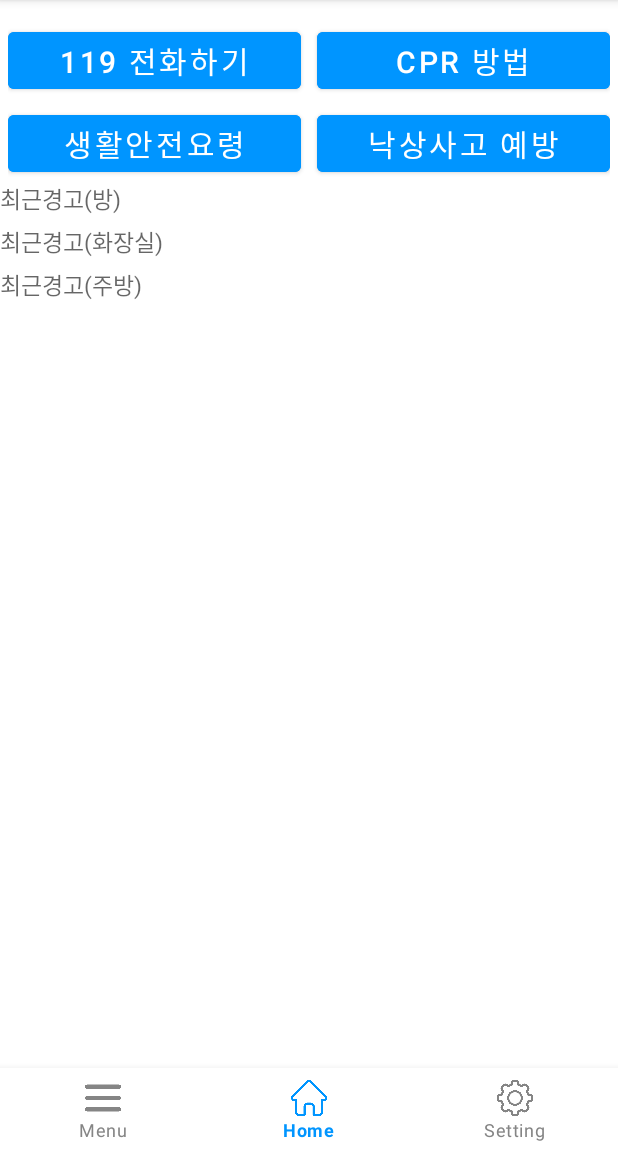
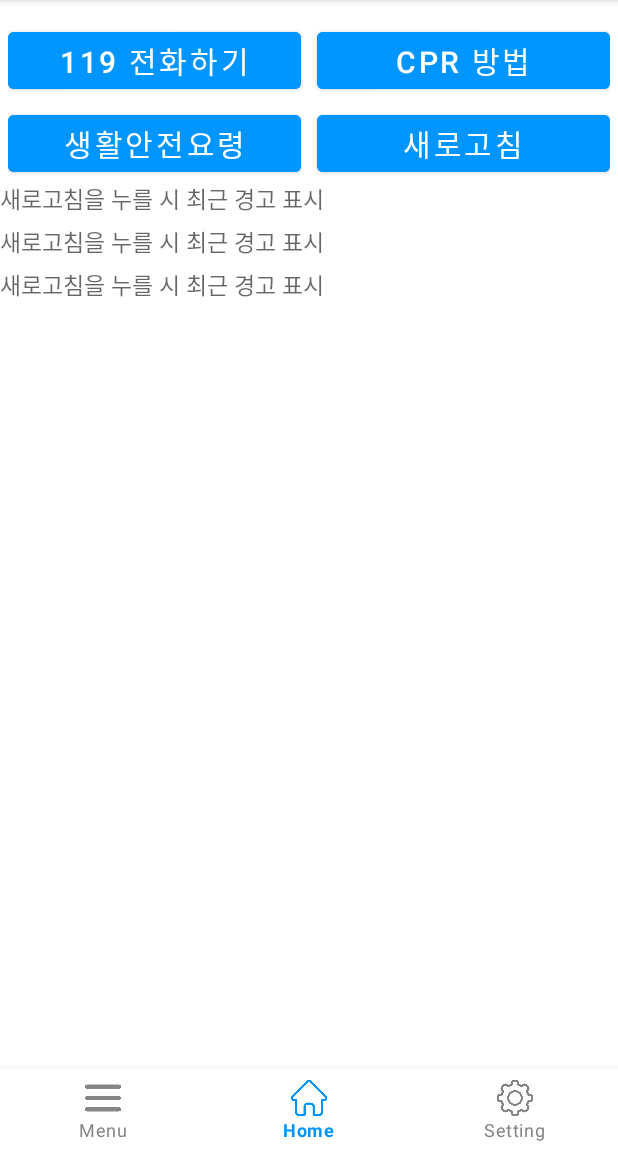
Before and after one commit to Sulfur-Parrot/senier_project, an Android app: the HomeFragment screen opened directly, with no data from a screen before it, on a phone screen of 412 x 824 dp, the part 84-1236 px from its top. Run offline under Robolectric (Android 15) with nearby library versions, the phone set to English and light mode, and no system bars; network calls fail.

Commit message:
home_03
불안정한 시간 표시: 시간이 들어온 그 순간에 누르지 않으면 표시되지 않음

```diff
--- a/app/src/main/java/com/example/smarthomeapp/HomeFragment.java
+++ b/app/src/main/java/com/example/smarthomeapp/HomeFragment.java
@@ -6,20 +6,24 @@ import android.os.Bundle;
 
 import androidx.fragment.app.Fragment;
 
+import android.util.Log;
 import android.view.LayoutInflater;
 import android.view.View;
 import android.view.ViewGroup;
 import android.widget.Button;
 import android.widget.TextView;
 
+import java.util.Objects;
+
 
 public class HomeFragment extends Fragment {
     public View onCreateView(LayoutInflater inflater, ViewGroup container, Bundle savedInstanceState) {
+        Log.d("프래그먼트", "홈 프래그먼트 실행");
         ViewGroup rootView = (ViewGroup) inflater.inflate(R.layout.fragment_home, container, false);
 
-        String roomAl, toiletAl, kitchenAl;
-        Button btn_119, btn_cpr, btn_safety, btn_fall;
+        Button btn_119, btn_cpr, btn_safety, btn_refresh;
         TextView alert_room, alert_toilet, alert_kitchen;
+        String[] alerts = new String[3];
 
         alert_room = rootView.findViewById(R.id.alert_room);
         alert_toilet = rootView.findViewById(R.id.alert_toilet);
@@ -28,17 +32,16 @@ public class HomeFragment extends Fragment {
         btn_119 = (Button) rootView.findViewById(R.id.btn_119);
         btn_cpr = (Button) rootView.findViewById(R.id.btn_cpr);
         btn_safety = (Button) rootView.findViewById(R.id.btn_safety);
-        btn_fall = (Button) rootView.findViewById(R.id.btn_fall);
+        btn_refresh = (Button) rootView.findViewById(R.id.btn_refresh);
 
-        /*
-        roomAl = this.getArguments().getString("roomAlert");
-        toiletAl = this.getArguments().getString("toiletAlert");
-        kitchenAl = this.getArguments().getString("toiletAlert");
+        alerts[0] = "방: " + getArguments().getString("roomAlert");
+        alerts[1] = "화장실: " + getArguments().getString("toiletAlert");
+        alerts[2] = "주방: " + getArguments().getString("kitchenAlert");
 
-        alert_room.setText(roomAl);
-        alert_toilet.setText(toiletAl);
-        alert_kitchen.setText(kitchenAl);
-        */
+        if(!alerts[0].equals("방: null")) alert_room.setText(alerts[0]);
+        if(!alerts[1].equals("화장실: null")) alert_toilet.setText(alerts[1]);
+        if(!alerts[2].equals("주방: null")) alert_kitchen.setText(alerts[2]);
+        Log.d("프래그먼트", "프래그먼트로 값 들어옴");
 
         btn_119.setOnClickListener(new View.OnClickListener() {
             @Override
@@ -56,7 +59,7 @@ public class HomeFragment extends Fragment {
             }
         });
 
-        btn_fall.setOnClickListener(new View.OnClickListener() {
+        btn_safety.setOnClickListener(new View.OnClickListener() {
             @Override
             public void onClick(View v) {
                 Intent fall = new Intent(Intent.ACTION_VIEW, Uri.parse("https://easylaw.go.kr/CSP/CnpClsMainBtr.laf?popMenu=ov&csmSeq=690&ccfNo=2&cciNo=1&cnpClsNo=1"));
@@ -64,11 +67,16 @@ public class HomeFragment extends Fragment {
             }
         });
 
-        btn_safety.setOnClickListener(new View.OnClickListener() {
+        btn_refresh.setOnClickListener(new View.OnClickListener() {
             @Override
             public void onClick(View v) {
-                Intent safety = new Intent(Intent.ACTION_VIEW, Uri.parse("https://www.safekorea.go.kr/idsiSFK/neo/sfk/cs/contents/prevent/SDIJKM5138_LIST.html?menuSeq=128"));
-                startActivity(safety);
+                alerts[0] = "방: " + getArguments().getString("roomAlert");
+                alerts[1] = "화장실: " + getArguments().getString("toiletAlert");
+                alerts[2] = "주방: " + getArguments().getString("kitchenAlert");
+
+                if(!alerts[0].equals("방: null")) alert_room.setText(alerts[0]);
+                if(!alerts[1].equals("화장실: null")) alert_toilet.setText(alerts[1]);
+                if(!alerts[2].equals("주방: null")) alert_kitchen.setText(alerts[2]);
             }
         });
 
--- a/app/src/main/java/com/example/smarthomeapp/MainActivity.java
+++ b/app/src/main/java/com/example/smarthomeapp/MainActivity.java
@@ -4,26 +4,18 @@ import androidx.annotation.NonNull;
 import androidx.annotation.RequiresApi;
 import androidx.appcompat.app.AppCompatActivity;
 import androidx.fragment.app.Fragment;
+import androidx.fragment.app.FragmentManager;
+import androidx.fragment.app.FragmentTransaction;
 
-import android.app.Activity;
 import android.content.Intent;
-import android.content.SharedPreferences;
 import android.os.Build;
 import android.os.Bundle;
+import android.util.Log;
 import android.view.MenuItem;
 import android.widget.FrameLayout;
-import android.widget.LinearLayout;
-import android.widget.Toast;
 
-import com.android.volley.RequestQueue;
-import com.android.volley.Response;
-import com.android.volley.toolbox.Volley;
 import com.google.android.material.bottomnavigation.BottomNavigationView;
-import com.google.android.material.tabs.TabLayout.OnTabSelectedListener;
 
-import org.json.JSONArray;
-import org.json.JSONException;
-import org.json.JSONObject;
 
 public class MainActivity extends AppCompatActivity {
     final String TAG = this.getClass().getSimpleName();
@@ -33,6 +25,12 @@ public class MainActivity extends AppCompatActivity {
     FrameLayout home_ly;
     BottomNavigationView bottomNavigationView;
     Fragment homeFragment, settingFragment;
+
+    Bundle bundle = new Bundle();
+    FragmentManager manager = getSupportFragmentManager();
+    FragmentTransaction transaction = manager.beginTransaction();
+
+    String[] alerts = new String[3];
 
     @RequiresApi(api = Build.VERSION_CODES.O)
     @Override
@@ -53,6 +51,28 @@ public class MainActivity extends AppCompatActivity {
             startForegroundService(intent);
         }
 
+        Intent passedIntent = getIntent();
+        processCommand(passedIntent);
+    }
+
+    @Override
+    protected void onNewIntent(Intent intent) {
+        processCommand(intent);
+        super.onNewIntent(intent);
+    }
+
+    private void processCommand(Intent intent) {
+        Log.d("서비스 data", "서비스로부터 데이터 받아옴");
+        if (intent != null) {
+            alerts[0] = intent.getStringExtra("rtime");
+            bundle.putString("roomAlert", alerts[0]);
+
+            alerts[1] = intent.getStringExtra("ttime");
+            bundle.putString("toiletAlert", alerts[1]);
+
+            alerts[2] = intent.getStringExtra("ktime");
+            bundle.putString("kitchenAlert", alerts[2]);
+        }
     }
 
     //뒤로 키 2번 누르면 종료
@@ -77,9 +97,9 @@ public class MainActivity extends AppCompatActivity {
             switch (menuItem.getItemId()) {
                 case R.id.tab_home: {
                     homeFragment = new HomeFragment();
-                    getSupportFragmentManager().beginTransaction()
-                            .replace(R.id.home_ly, homeFragment)
-                            .commit();
+                    homeFragment.setArguments(bundle);
+
+                    transaction.replace(R.id.home_ly, homeFragment).commit();
                     return true;
                 }
                 case R.id.tab_menu: {
@@ -90,9 +110,7 @@ public class MainActivity extends AppCompatActivity {
                 }
                 case R.id.tab_setting: {
                     settingFragment = new SettingFragment();
-                    getSupportFragmentManager().beginTransaction()
-                            .replace(R.id.home_ly, settingFragment)
-                            .commit();
+                    transaction.replace(R.id.home_ly, settingFragment).commit();
                     return true;
                 }
             }
--- a/app/src/main/res/layout/fragment_home.xml
+++ b/app/src/main/res/layout/fragment_home.xml
@@ -56,13 +56,13 @@
             android:text="생활안전요령"
             android:textSize="20dp" />
         <Button
-            android:id="@+id/btn_fall"
+            android:id="@+id/btn_refresh"
             android:layout_width="match_parent"
             android:layout_height="wrap_content"
             android:layout_marginLeft="5dp"
             android:backgroundTint="#0095FF"
             android:layout_weight="1"
-            android:text="낙상사고 예방"
+            android:text="새로고침"
             android:textSize="20dp" />
     </LinearLayout>
 
@@ -75,8 +75,8 @@
             android:layout_height="wrap_content"
             android:layout_marginBottom="5dp"
             android:textSize="15dp"
-            android:textColor="@color/black"
-            android:hint="최근경고(방)"/>
+            android:hint="새로고침을 누를 시 최근 경고 표시"
+            android:textColor="@color/black" />
     </LinearLayout>
 
     <LinearLayout
@@ -88,8 +88,8 @@
             android:layout_height="wrap_content"
             android:layout_marginBottom="5dp"
             android:textSize="15dp"
-            android:textColor="@color/black"
-            android:hint="최근경고(화장실)"/>
+            android:hint="새로고침을 누를 시 최근 경고 표시"
+            android:textColor="@color/black" />
     </LinearLayout>
 
     <LinearLayout
@@ -101,8 +101,8 @@
             android:layout_height="wrap_content"
             android:layout_marginBottom="5dp"
             android:textSize="15dp"
-            android:textColor="@color/black"
-            android:hint="최근경고(주방)"/>
+            android:hint="새로고침을 누를 시 최근 경고 표시"
+            android:textColor="@color/black" />
     </LinearLayout>
 
 </LinearLayout>
```
Also changed, not shown: app/src/main/java/com/example/smarthomeapp/BackgroundService.java (+42 -16 lines).
